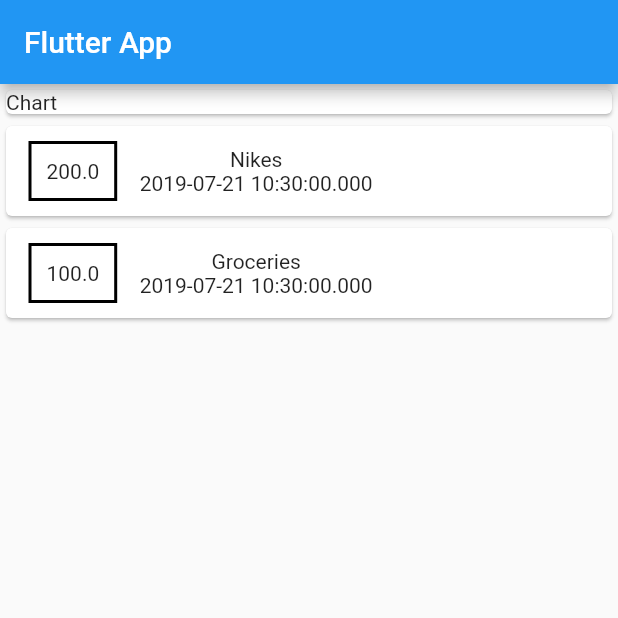
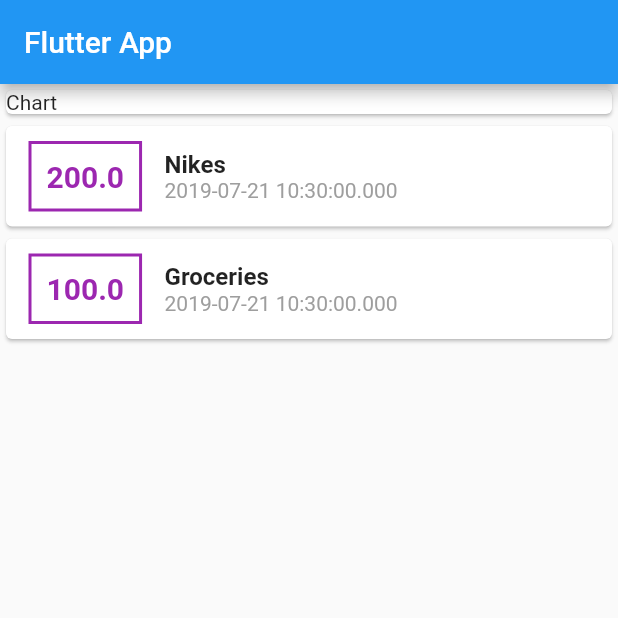
Before and after one commit to khari998/WalletTrackr, a Flutter app: the screen it shows after launch, on a phone screen of 412 x 824 dp, the top half of it. Run offline on Flutter 3.47's test engine with Material 2 defaults, Android fonts, the phone set to English and light mode, and no system bars.

Commit message:
Added styling to Transaction layout

```diff
--- a/lib/main.dart
+++ b/lib/main.dart
@@ -59,19 +59,36 @@ class MyHomePage extends StatelessWidget {
                       ),
                       decoration: BoxDecoration(
                         border: Border.all(
-                          color: Colors.black,
+                          color: Colors.purple,
                           width: 2,
                         ),
                       ),
                       padding: EdgeInsets.all(10),
                       child: Text(
                         tx.amount.toString(),
+                        style: TextStyle(
+                          fontWeight: FontWeight.bold,
+                          fontSize: 20,
+                          color: Colors.purple,
+                        ),
                       ),
                     ),
                     Column(
+                      crossAxisAlignment: CrossAxisAlignment.start,
                       children: <Widget>[
-                        Text(tx.title),
-                        Text(tx.date.toString()),
+                        Text(
+                          tx.title,
+                          style: TextStyle(
+                            fontSize: 16,
+                            fontWeight: FontWeight.bold,
+                          ),
+                        ),
+                        Text(
+                          tx.date.toString(),
+                          style: TextStyle(
+                            color: Colors.grey,
+                          ),
+                        ),
                       ],
                     )
                   ],
```
